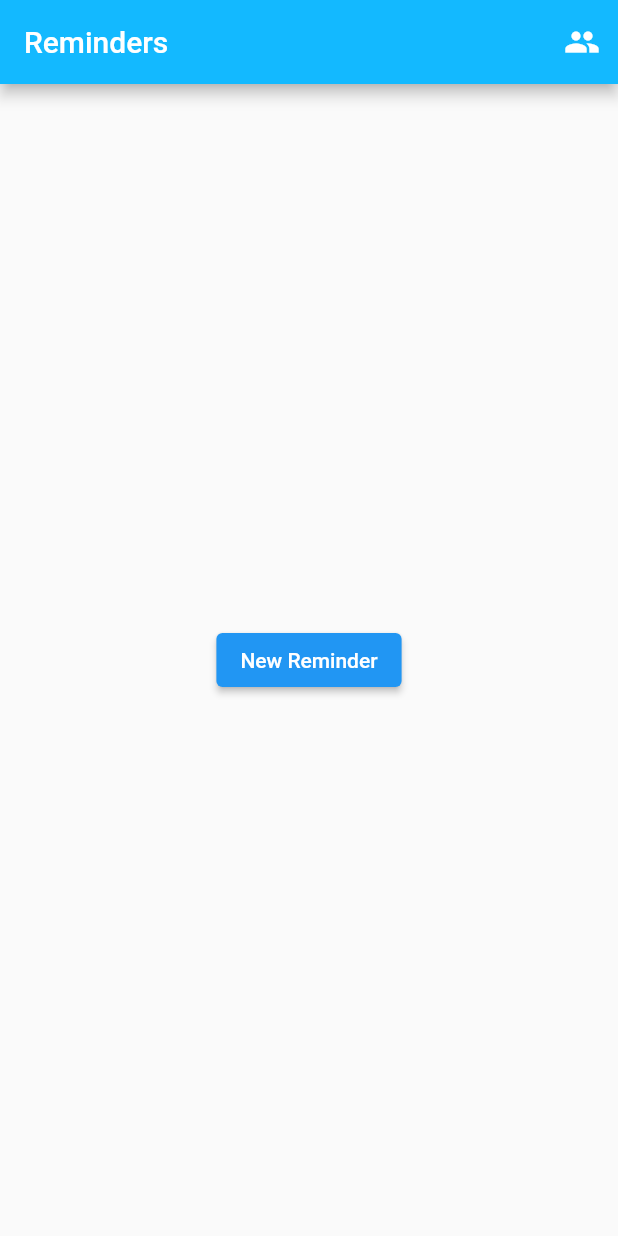
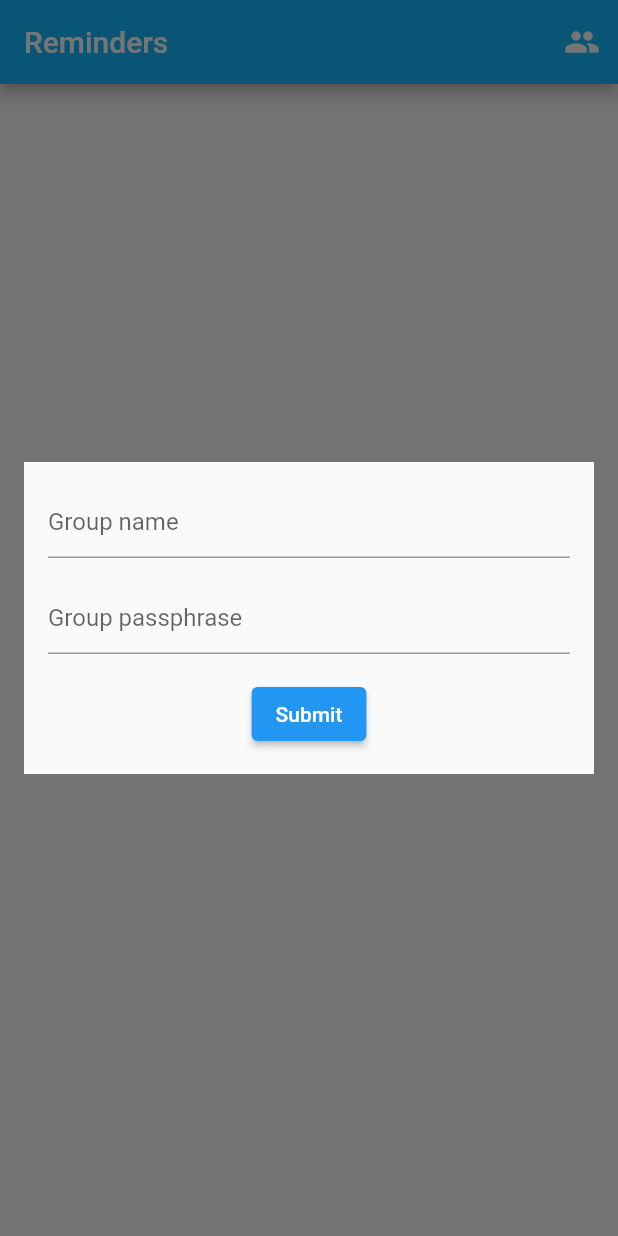
Before and after one commit to btrautmann/simple-sync, a Flutter app: the screen it shows once a user with an empty profile is signed in, after a tap on the "people" icon, on a phone screen of 412 x 824 dp. Run offline on Flutter 3.47's test engine with Material 2 defaults, Android fonts, the light colour scheme and no system bars; our stand-ins replace bloc, cloud_firestore, datetime_picker_formfield, firebase_auth, firebase_core, flutter_bloc and 1 more; accounts and stored records are empty; network calls fail.

Commit message:
Ability to join group complete. Probably need to add a groups collection on an account so you can switch groups easily.

```diff
--- a/simple_sync/lib/reminders/view/reminders_page.dart
+++ b/simple_sync/lib/reminders/view/reminders_page.dart
@@ -13,15 +13,35 @@ class RemindersPage extends StatelessWidget {
   @override
   Widget build(BuildContext context) {
     return BlocProvider(
-      create: (context) => RemindersCubit(),
+      create: (_) => RemindersCubit(),
       child: Scaffold(
         appBar: AppBar(
           title: const Text('Reminders'),
           actions: [
-            IconButton(
-              onPressed: () {},
-              icon: const Icon(Icons.people),
-            )
+            Builder(builder: (builderContext) {
+              return IconButton(
+                onPressed: () async {
+                  await showDialog<Reminder>(
+                    context: builderContext,
+                    builder: (_) => JoinSyncGroupDialog(
+                      onJoinSubmit: (name, passphrase) async {
+                        final success = await builderContext.read<RemindersCubit>().joinSyncGroup(
+                              name,
+                              passphrase,
+                            );
+                        final message = success ? 'Success!' : 'Incorrect group name or passphrase.';
+                        if (success) {
+                          ScaffoldMessenger.of(builderContext)
+                            ..clearSnackBars()
+                            ..showSnackBar(SnackBar(content: Text(message)));
+                        }
+                      },
+                    ),
+                  );
+                },
+                icon: const Icon(Icons.people),
+              );
+            })
           ],
         ),
         body: const Center(child: RemindersList()),
@@ -382,3 +402,92 @@ class _CreateSyncGroupState extends State<CreateSyncGroupDialog> {
     );
   }
 }
+
+class JoinSyncGroupDialog extends StatefulWidget {
+  const JoinSyncGroupDialog({
+    Key? key,
+    required this.onJoinSubmit,
+  }) : super(key: key);
+
+  final void Function(String groupName, String passphrase) onJoinSubmit;
+
+  @override
+  State<JoinSyncGroupDialog> createState() => _JoinSyncGroupState();
+}
+
+class _JoinSyncGroupState extends State<JoinSyncGroupDialog> {
+  final _formKey = GlobalKey<FormState>();
+  late TextEditingController nameController;
+  late TextEditingController passphraseController;
+
+  @override
+  void initState() {
+    nameController = TextEditingController();
+    passphraseController = TextEditingController();
+    super.initState();
+  }
+
+  @override
+  Widget build(BuildContext context) {
+    return Padding(
+      padding: const EdgeInsets.all(16),
+      child: Center(
+        child: Material(
+          child: Padding(
+            padding: const EdgeInsets.all(16),
+            child: Form(
+              key: _formKey,
+              child: Column(
+                mainAxisSize: MainAxisSize.min,
+                children: [
+                  Padding(
+                    padding: const EdgeInsets.only(bottom: 16),
+                    child: TextFormField(
+                      controller: nameController,
+                      decoration: const InputDecoration(
+                        hintText: 'Group name',
+                      ),
+                      validator: (value) {
+                        if (value == null || value.isEmpty) {
+                          return 'Please enter some text';
+                        }
+                        return null;
+                      },
+                    ),
+                  ),
+                  Padding(
+                    padding: const EdgeInsets.only(bottom: 16),
+                    child: TextFormField(
+                      controller: passphraseController,
+                      decoration: const InputDecoration(
+                        hintText: 'Group passphrase',
+                      ),
+                      validator: (value) {
+                        if (value == null || value.isEmpty) {
+                          return 'Please enter some text';
+                        }
+                        return null;
+                      },
+                    ),
+                  ),
+                  ElevatedButton(
+                    onPressed: () {
+                      if (_formKey.currentState!.validate()) {
+                        widget.onJoinSubmit(
+                          nameController.text,
+                          passphraseController.text,
+                        );
+                        Navigator.pop(context);
+                      }
+                    },
+                    child: const Text('Submit'),
+                  ),
+                ],
+              ),
+            ),
+          ),
+        ),
+      ),
+    );
+  }
+}
--- a/simple_sync/pubspec.yaml
+++ b/simple_sync/pubspec.yaml
@@ -9,6 +9,7 @@ environment:
 dependencies:
   bloc: ^8.0.2
   cloud_firestore: ^3.1.13
+  collection: ^1.15.0
   datetime_picker_formfield: ^2.0.0
   firebase_auth: ^3.3.15
   firebase_core: ^1.15.0
```
Also changed, not shown: simple_sync/lib/reminders/cubit/reminders_cubit.dart (+33 -3 lines), simple_sync/pubspec.lock.
